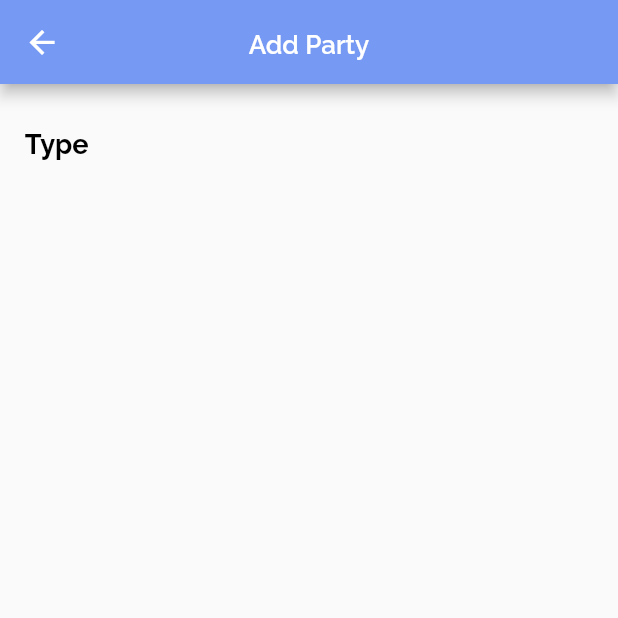
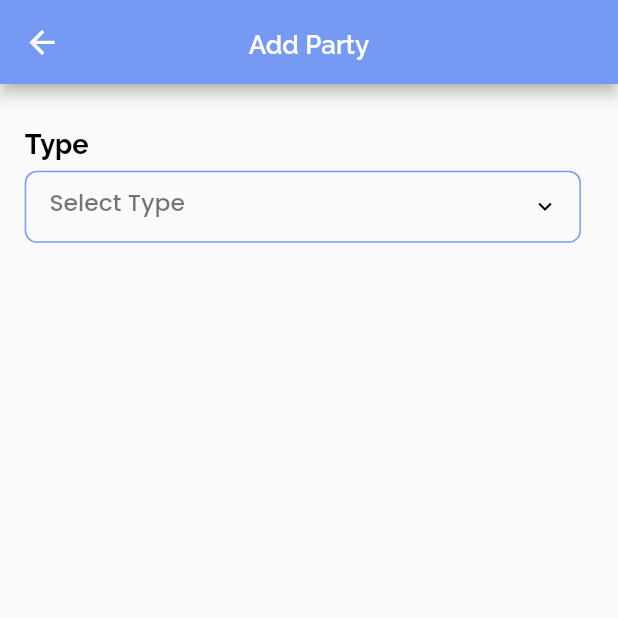
Before and after one commit to preetdil429/softbook_user, a Flutter app: the AddPartyScreen screen opened directly, on a phone screen of 412 x 824 dp, the top half of it. Run offline on Flutter 3.47's test engine with Material 2 defaults, Android fonts, the phone set to English and light mode, and no system bars; our stand-ins replace cached_network_image, dio, flutter_svg, get, get_storage, google_fonts and 4 more; missing offline and left inert: flutter_statusbarcolor, http_interceptor, images_picker, multi_image_picker; accounts and stored records are empty.

Commit message:
Initial Commit

```diff
--- a/lib/modules/home/drawer.dart
+++ b/lib/modules/home/drawer.dart
@@ -9,7 +9,8 @@ import 'package:get/get.dart';
 
 class AppDrawer extends StatelessWidget {
   @override
-  Widget build(BuildContext context) {
+  Widget build(BuildContext context)
+  {
     return Drawer(
       child: Background(
         child: Container(
@@ -37,13 +38,14 @@ class AppDrawer extends StatelessWidget {
               ),
               Align(
                   alignment: Alignment.centerLeft,
-                  child: texts("dilpreet@gmailcom",textColor: Colors.black45,fontSize: SizeConfig.blockSizeVertical*1.9,
+                  child: texts("dilpreet@gmail.com",textColor: Colors.black45,fontSize: SizeConfig.blockSizeVertical*1.9,
                       fontWeight: FontWeight.w500)
               ),
               SizedBox(height: SizeConfig.blockSizeVertical*5,),
               Container(
                 height: SizeConfig.blockSizeVertical*45.5,
-                child: SingleChildScrollView(child: Column(children: [
+                child: SingleChildScrollView(child: Column(children:
+                [
                   GestureDetector(
                     onTap: ()
                     {
--- a/lib/modules/party/addPartyController.dart
+++ b/lib/modules/party/addPartyController.dart
@@ -20,6 +20,14 @@ class AddPartyController extends GetxController {
   var otpCode = "";
   var selectedCountry = TextEditingController().obs;
   final storage = GetStorage();
+  var selectionCont= new TextEditingController().obs;
+  var typeList =["Unregistered",
+  "Register - Regular"];
+
+  var name = TextEditingController();
+  var phoneNum = TextEditingController();
+  var billingAddress = TextEditingController();
+  var email = TextEditingController();
 
 
   @override
@@ -59,13 +67,13 @@ class AddPartyController extends GetxController {
         builder: (builder)
         {
           return Container(
-            height: SizeConfig.blockSizeVertical * 54.25,
+            height: SizeConfig.blockSizeVertical * 30,
             child: Column(
               crossAxisAlignment: CrossAxisAlignment.center,
               children: [
                 Container(
                     decoration: BoxDecoration(
-                      color: Colors.black,
+                      color: mainColor,
                       borderRadius: BorderRadius.only(
                           topRight: Radius.circular(25),
                           topLeft: Radius.circular(25)),
@@ -102,7 +110,7 @@ class AddPartyController extends GetxController {
                       ],
                     )),
                 Container(
-                  height: SizeConfig.blockSizeVertical * 45,
+                  height: SizeConfig.blockSizeVertical * 20,
                   child: ListView.builder(
                     shrinkWrap: true,
                     itemBuilder: (BuildContext context, int index) {
--- a/lib/modules/party/addPartyView.dart
+++ b/lib/modules/party/addPartyView.dart
@@ -10,6 +10,7 @@ import 'package:flutter_softbook/modules/login/loginEmailCont.dart';
 import 'package:flutter_softbook/modules/party/addPartyController.dart';
 import 'package:flutter_softbook/modules/signup/signUpView.dart';
 import 'package:get/get.dart';
+import 'package:google_fonts/google_fonts.dart';
 
 
 class AddPartyScreen extends StatelessWidget {
@@ -37,9 +38,61 @@ class AddPartyScreen extends StatelessWidget {
           padding: EdgeInsets.symmetric(horizontal: SizeConfig.blockSizeHorizontal*4),
           height: SizeConfig.blockSizeVertical*100,
             child: SingleChildScrollView(
-              child: Column(children: [
+              child: Column(
+                crossAxisAlignment: CrossAxisAlignment.start,
+                children: [
                   SizedBox(height: SizeConfig.blockSizeVertical*3,),
-                texts("Type",fontSize: SizeConfig.blockSizeVertical*2.2,textColor: Colors.black,fontWeight: FontWeight.w700)
+                texts("Type",fontSize: SizeConfig.blockSizeVertical*2.2,textColor: Colors.black,fontWeight: FontWeight.w700),
+                Container(
+                  width: SizeConfig.blockSizeHorizontal * 90,
+                  margin:
+                  EdgeInsets.only(top: SizeConfig.blockSizeVertical * 0.75),
+                  child: GestureDetector(
+                    onTap: () {
+                      FocusScope.of(context).unfocus();
+                      controller.mCornerWinnignBottomSheet(context, controller.typeList,'');
+                    },
+                    child: AbsorbPointer(
+                      child: TextFormField(
+                        scrollPadding: EdgeInsets.only(
+                            bottom: SizeConfig.blockSizeVertical * 7),
+                        controller: controller.selectionCont.value,
+                        style: GoogleFonts.raleway(
+                            textStyle: TextStyle(
+                                fontWeight: FontWeight.w500,
+                                fontSize: SizeConfig.blockSizeVertical * 2,
+                                color: Colors.black)),
+                        cursorColor:
+                        Colors.black,
+                        decoration: InputDecoration(
+                          suffixIcon: Icon(
+                            Icons.keyboard_arrow_down_outlined,
+                            color: Colors.black,
+                          ),
+                          labelText: "Select Type",
+                          contentPadding: EdgeInsets.symmetric(
+                              horizontal: SizeConfig.blockSizeHorizontal * 4,
+                              vertical: SizeConfig.blockSizeVertical * 0.5),
+                          isDense: true,
+                          labelStyle: GoogleFonts.poppins(
+                              textStyle: TextStyle(
+                                  fontWeight: FontWeight.w500,
+                                  fontSize: SizeConfig.blockSizeVertical * 1.9,
+                                  color: Colors.black54)),
+                          border: OutlineInputBorder(),
+                          focusedBorder: OutlineInputBorder(
+                              borderRadius: BorderRadius.circular(8.0),
+                              borderSide: BorderSide(color: mainColor)),
+                          enabledBorder: OutlineInputBorder(
+                              borderRadius: BorderRadius.circular(8.0),
+                              borderSide: BorderSide(color: mainColor)),
+                        ),
+                        keyboardType: TextInputType.text,
+                        textInputAction: TextInputAction.next,
+                      ),
+                    ),
+                  ),
+                ),
               ],),
             )
         ),
```
